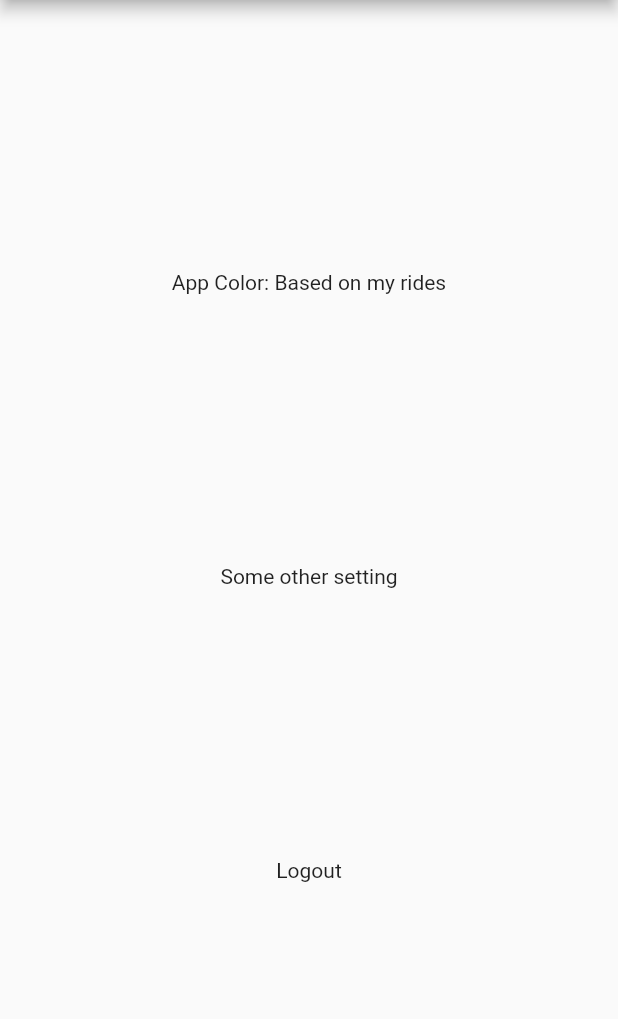
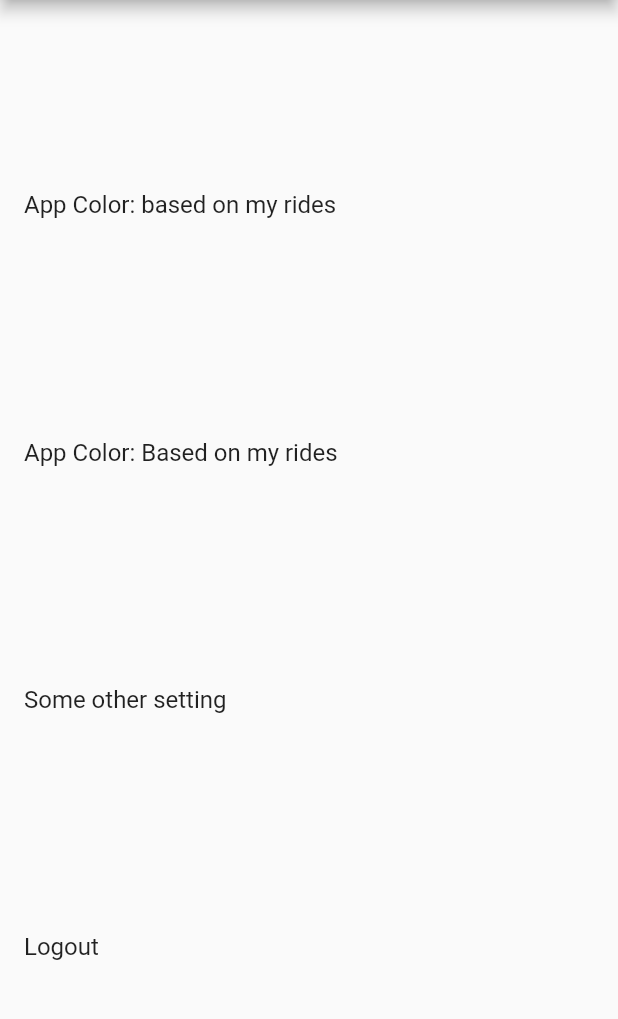
Before and after one commit to El-Groupo/RideOn, a Flutter app: the SettingsRoute screen opened directly, on a phone screen of 412 x 824 dp, the part 84-1103 px from its top. Run offline on Flutter 3.47's test engine with Material 2 defaults, Android fonts, the phone set to English and light mode, and no system bars; our stand-ins replace firebase_auth, firebase_core, firebase_database, google_maps_flutter, location; accounts and stored records are empty; statements that could not run were skipped.

Commit message:
fixed login
added logout to home

```diff
--- a/ride_on/ride_on/lib/login_pages/login_signup_page.dart
+++ b/ride_on/ride_on/lib/login_pages/login_signup_page.dart
@@ -209,7 +209,7 @@ class _LoginSignupPageState extends State<LoginSignupPage> {
               color: Colors.grey,
             )),
         validator: (value) => value.isEmpty ? 'Name can\'t be empty' : null,
-        onSaved: (value) => _email = value.trim(),
+        onSaved: (value) => _name = value.trim(),
       ),
     );
   }
@@ -228,7 +228,7 @@ class _LoginSignupPageState extends State<LoginSignupPage> {
               color: Colors.grey,
             )),
         validator: (value) => value.isEmpty ? 'Email can\'t be empty' : null,
-        onSaved: (value) => _name = value.trim(),
+        onSaved: (value) => _email = value.trim(),
       ),
     );
   }
--- a/ride_on/ride_on/lib/login_pages/root_page.dart
+++ b/ride_on/ride_on/lib/login_pages/root_page.dart
@@ -67,7 +67,6 @@ class _RootPageState extends State<RootPage>
     setState(()
     {
       authStatus = AuthStatus.NOT_LOGGED_IN;
-
       _userId = "";
     });
   }
--- a/ride_on/ride_on/lib/screens/settings.dart
+++ b/ride_on/ride_on/lib/screens/settings.dart
@@ -1,3 +1,4 @@
+import 'package:firebase_auth/firebase_auth.dart';
 import 'package:flutter/material.dart';
 import '../hamburgerMenu.dart';
 import '../login_pages/login_signup_page.dart';
@@ -5,7 +6,25 @@ import '../login_pages/root_page.dart';
 import 'home.dart';
 import '../services/authentication.dart';
 
-class SettingsRoute extends StatelessWidget {
+class SettingsRoute extends StatefulWidget {
+
+  SettingsRoute(
+      {Key key, this.title, this.auth, this.userId, this.logoutCallback})
+      : super(key: key);
+  final String title;
+  final BaseAuth auth;
+  final VoidCallback logoutCallback;
+  final String userId;
+
+  @override
+  State<StatefulWidget> createState() => new _SettingsRouteState();
+
+}
+
+class _SettingsRouteState extends State<SettingsRoute>
+{
+  _SettingsRouteState({this.user});
+  final FirebaseUser user;
 
 
   @override
@@ -19,21 +38,38 @@ class SettingsRoute extends StatelessWidget {
           child: Column(
             mainAxisAlignment: MainAxisAlignment.spaceEvenly,
             children: <Widget>[
-              Text('App Color: Based on my rides'),
-              Text('Some other setting'),
-              Text('Logout'),
-              /*FlatButton(
-                padding: EdgeInsets.all(0),
-                //onPressed: new RootPage(auth: new Auth());
-                onPressed: ()
+              ListTile(
+                title: Text("App Color: based on my rides"),
+                onTap:()
                 {
-                  Navigator.push(context,
-                      MaterialPageRoute(
-                          builder: (context) => LoginSignupPage()));
-                }),*/
+
+                },
+              ),
+              ListTile(
+                title: Text('App Color: Based on my rides'),
+              ),
+              ListTile(
+                title: Text('Some other setting'),
+              ),
+              ListTile(
+                title: Text('Logout'),
+                onTap: ()
+                {
+                  signOut();
+                },
+              ),
             ],
           )
       ),
     );
   }
+
+  signOut() async {
+    try {
+      await widget.auth.signOut();
+      widget.logoutCallback();
+    } catch (e) {
+      print(e);
+    }
+  }
 }
```
Also changed, not shown: ride_on/ride_on/lib/screens/home.dart (+15 -0 lines).
